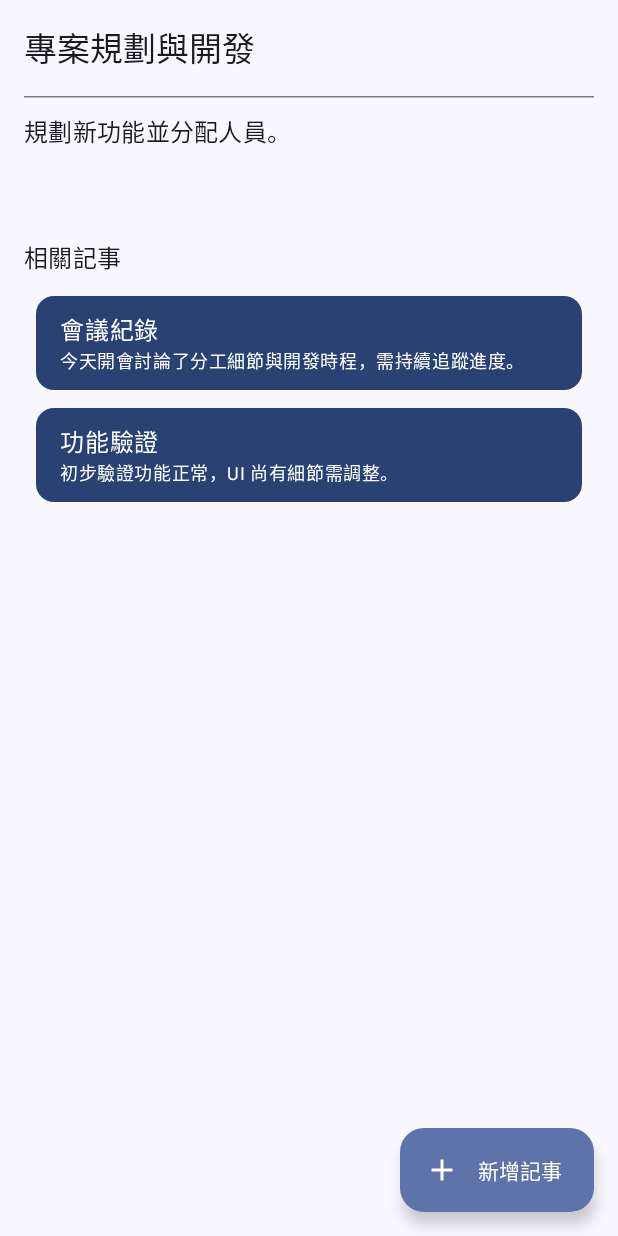
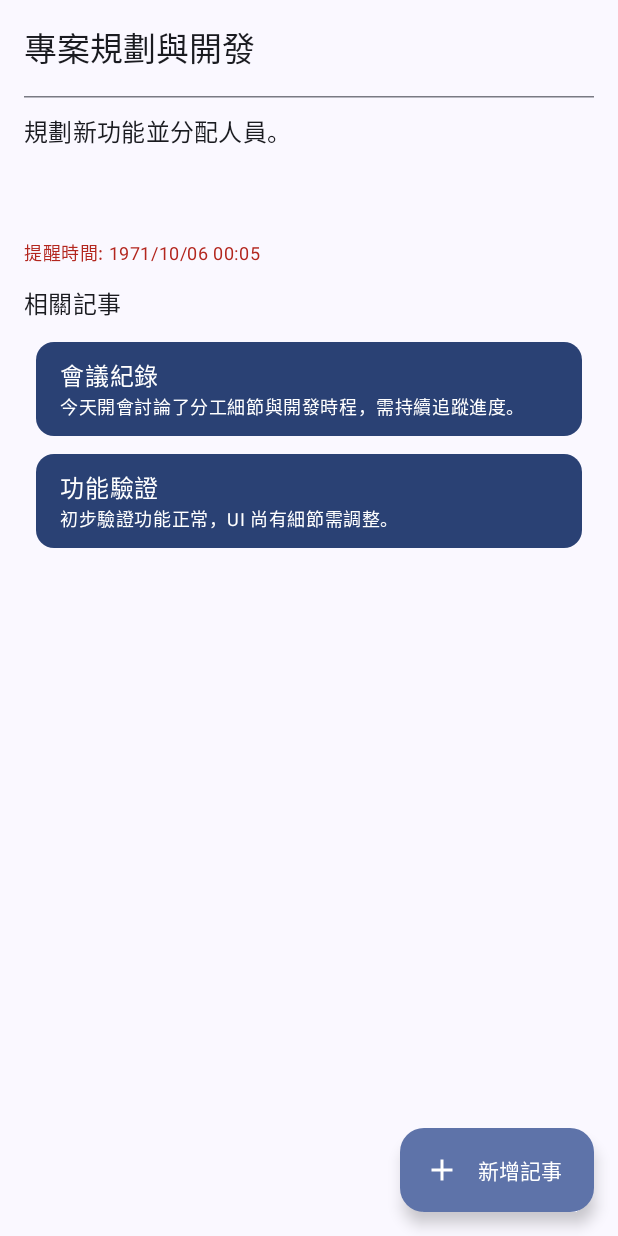
Before and after one commit to ppking2897/AI_Assistant, an Android app built with Jetpack Compose: the @Preview function TaskDetailScreenPreview, on a phone screen of 412 x 824 dp. Run offline under Robolectric (Android 15) with nearby library versions, the phone set to English and light mode, and no system bars; our stand-ins replace Room's generated code.

Commit message:
優化提醒時間顯示格式並新增至任務詳情
本提交主要變更如下：

- **`TaskDetailScreen.kt`**：
    - 新增顯示任務的提醒時間。
    - 使用新的 `formatDueTimeWithDateOption` 函式來格式化提醒時間。
    - 如果提醒時間已過，則以錯誤顏色 (error color) 顯示。
- **`utils/formatDateTime.kt`**：
    - 新增 `formatDueTimeWithDateOption(millis: Long)` 函式：
        - 如果提醒日期是今天，則僅顯示時間 (HH:mm)。
        - 如果提醒日期不是今天，則顯示完整日期和時間 (yyyy/MM/dd HH:mm)。
    - 新增 `formatTimeShort(millis: Long)` 函式，用於將時間戳格式化為 "HH:mm"。
- **`TaskListScreen.kt`**：
    - 移除本地的 `formatTimeShort` 函式，改為使用 `utils` 中提供的版本。

此變更旨在改善使用者介面中提醒時間的可讀性，並在任務詳情頁面提供更完整的時間資訊。

```diff
--- a/app/src/main/java/com/bianca/ai_assistant/ui/task/TaskDetailScreen.kt
+++ b/app/src/main/java/com/bianca/ai_assistant/ui/task/TaskDetailScreen.kt
@@ -32,6 +32,7 @@ import androidx.compose.ui.unit.dp
 import com.bianca.ai_assistant.infrastructure.room.article.ArticleEntity
 import com.bianca.ai_assistant.infrastructure.room.task.TaskEntity
 import com.bianca.ai_assistant.ui.theme.AI_AssistantTheme
+import com.bianca.ai_assistant.utils.formatDueTimeWithDateOption
 import com.bianca.ai_assistant.viewModel.article.ArticleViewModel
 
 
@@ -92,6 +93,17 @@ fun TaskDetailScreen(
             )
 
             Spacer(modifier = Modifier.height(60.dp))
+
+            task.dueTime?.let {
+                Text(
+                    text = "提醒時間: ${formatDueTimeWithDateOption(it)}",
+                    style = MaterialTheme.typography.bodySmall,
+                    color = if (it < System.currentTimeMillis()) MaterialTheme.colorScheme.error else MaterialTheme.colorScheme.primary
+                )
+            }
+
+            Spacer(modifier = Modifier.height(12.dp))
+
             Text(text = "相關記事", style = MaterialTheme.typography.titleMedium)
 
             Spacer(modifier = Modifier.height(8.dp))
@@ -144,7 +156,8 @@ fun TaskDetailScreenPreview() {
             id = 1,
             title = "專案規劃與開發",
             description = "規劃新功能並分配人員。",
-            isDone = false
+            isDone = false,
+            dueTime = 55555555555L, // 假設的到期時間
         )
 
         val articles = listOf(
--- a/app/src/main/java/com/bianca/ai_assistant/ui/task/TaskListScreen.kt
+++ b/app/src/main/java/com/bianca/ai_assistant/ui/task/TaskListScreen.kt
@@ -50,6 +50,7 @@ import com.bianca.ai_assistant.infrastructure.alarm.ScheduleAlarmWithPermissionC
 import com.bianca.ai_assistant.infrastructure.room.task.TaskEntity
 import com.bianca.ai_assistant.ui.dialog.TaskEditDialog
 import com.bianca.ai_assistant.ui.theme.AI_AssistantTheme
+import com.bianca.ai_assistant.utils.formatTimeShort
 import com.bianca.ai_assistant.viewModel.task.TaskFilter
 import com.bianca.ai_assistant.viewModel.task.TaskViewModel
 
@@ -264,11 +265,6 @@ fun TaskItemRow(
     onDelete: () -> Unit = {},
 ) {
 
-    fun formatTimeShort(millis: Long): String {
-        val sdf = java.text.SimpleDateFormat("HH:mm", java.util.Locale.getDefault())
-        return sdf.format(java.util.Date(millis))
-    }
-
     Row(
         modifier = Modifier
             .fillMaxWidth()
--- a/app/src/main/java/com/bianca/ai_assistant/utils/formatDateTime.kt
+++ b/app/src/main/java/com/bianca/ai_assistant/utils/formatDateTime.kt
@@ -8,3 +8,24 @@ fun formatDateTime(timestamp: Long): String {
     val sdf = SimpleDateFormat("yyyy/MM/dd HH:mm", Locale.getDefault())
     return sdf.format(Date(timestamp))
 }
+
+fun formatTimeShort(millis: Long): String {
+    val sdf = java.text.SimpleDateFormat("HH:mm", java.util.Locale.getDefault())
+    return sdf.format(java.util.Date(millis))
+}
+
+fun formatDueTimeWithDateOption(millis: Long): String {
+    val now = java.util.Calendar.getInstance()
+    val due = java.util.Calendar.getInstance().apply { timeInMillis = millis }
+
+    val isToday = now.get(java.util.Calendar.YEAR) == due.get(java.util.Calendar.YEAR)
+            && now.get(java.util.Calendar.DAY_OF_YEAR) == due.get(java.util.Calendar.DAY_OF_YEAR)
+
+    return if (isToday) {
+        val sdf = java.text.SimpleDateFormat("HH:mm", java.util.Locale.getDefault())
+        sdf.format(due.time)
+    } else {
+        val sdf = java.text.SimpleDateFormat("yyyy/MM/dd HH:mm", java.util.Locale.getDefault())
+        sdf.format(due.time)
+    }
+}
```
